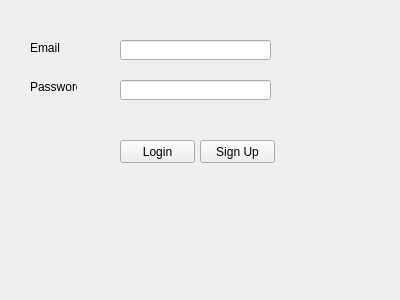
Before: the Qt Designer form login_baru.ui in christianbyu/Python-simple-absent-apps-with-pyqt5, drawn with Qt 5.
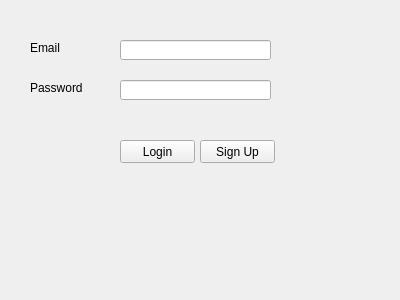
After: the same form once the commit is applied.

```diff
--- a/login_baru.ui
+++ b/login_baru.ui
@@ -44,8 +44,8 @@
     <rect>
      <x>30</x>
      <y>80</y>
-     <width>47</width>
-     <height>13</height>
+     <width>61</width>
+     <height>16</height>
     </rect>
    </property>
    <property name="text">
```
